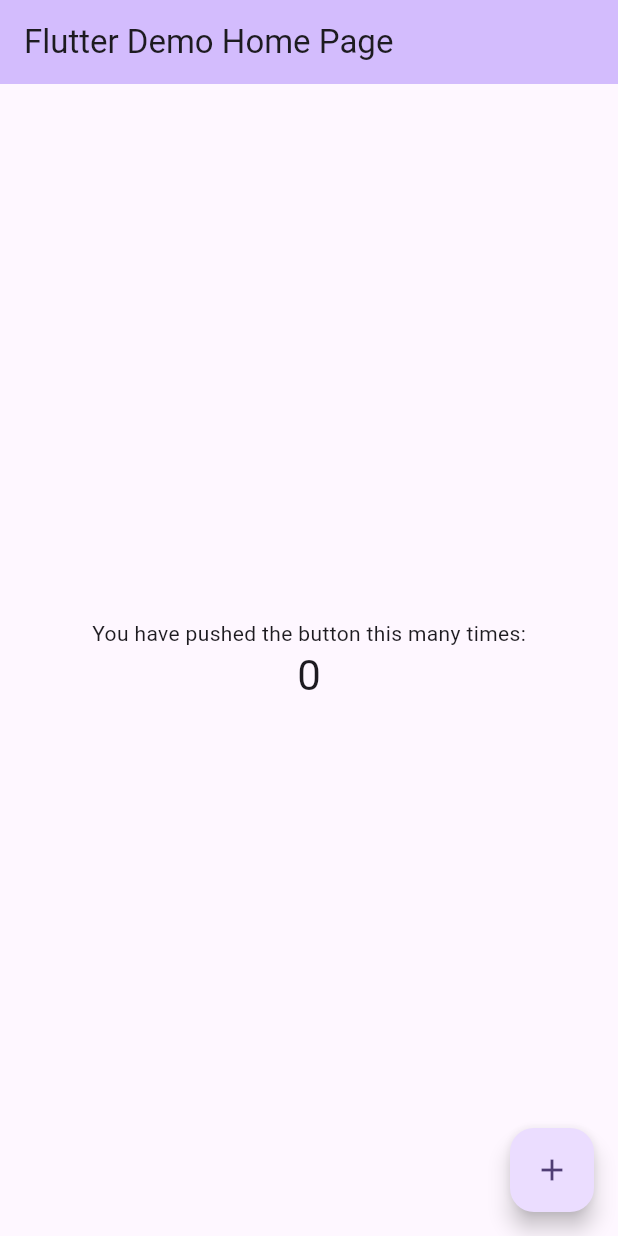
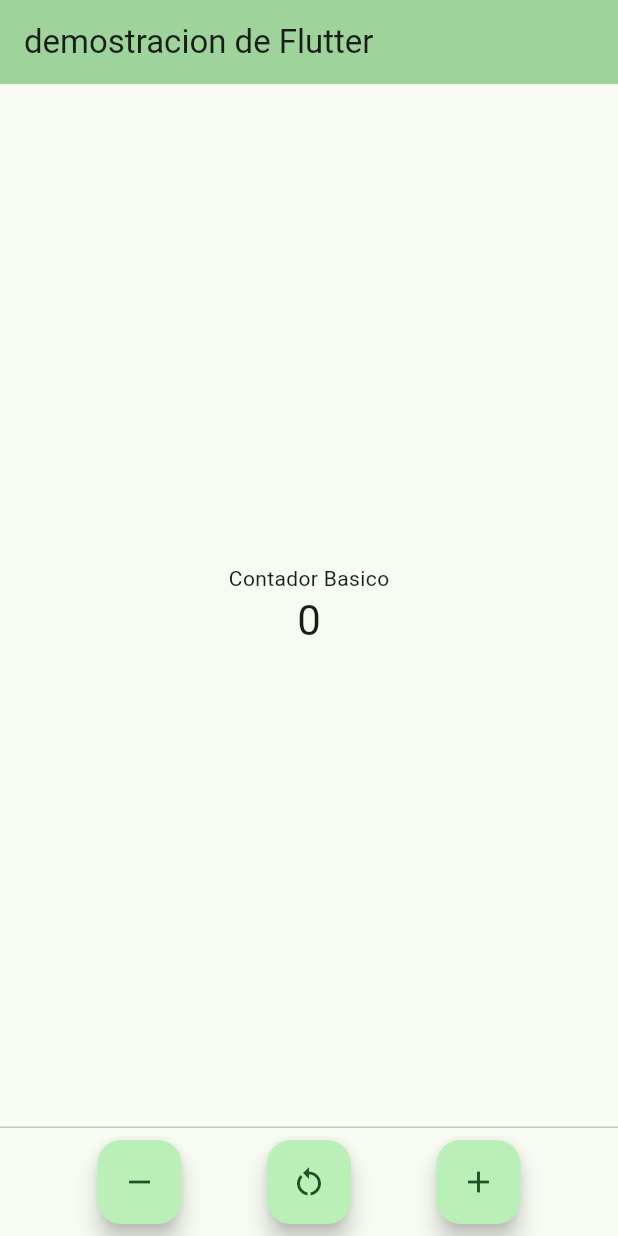
Before and after one commit to FrancoToro/3479A321_2019479023, a Flutter app: the screen it shows after launch, on a phone screen of 412 x 824 dp. Run offline on Flutter 3.47's test engine with Material 3 defaults, Android fonts, the phone set to English and light mode, and no system bars.

Commit message:
Cambio de color y de iconos

```diff
--- a/flutter_inicio/lib/main.dart
+++ b/flutter_inicio/lib/main.dart
@@ -11,43 +11,18 @@
   @override
   Widget build(BuildContext context) {
     return MaterialApp(
-      title: 'Flutter Demo',
+      title: 'Demostracion de Flutter',
       theme: ThemeData(
-        // This is the theme of your application.
-        //
-        // TRY THIS: Try running your application with "flutter run". You'll see
-        // the application has a purple toolbar. Then, without quitting the app,
-        // try changing the seedColor in the colorScheme below to Colors.green
-        // and then invoke "hot reload" (save your changes or press the "hot
-        // reload" button in a Flutter-supported IDE, or press "r" if you used
-        // the command line to start the app).
-        //
-        // Notice that the counter didn't reset back to zero; the application
-        // state is not lost during the reload. To reset the state, use hot
-        // restart instead.
-        //
-        // This works for code too, not just values: Most code changes can be
-        // tested with just a hot reload.
-        colorScheme: ColorScheme.fromSeed(seedColor: Colors.deepPurple),
+        colorScheme: ColorScheme.fromSeed(seedColor: const Color.fromARGB(255, 35, 196, 78)),
         useMaterial3: true,
       ),
-      home: const MyHomePage(title: 'Flutter Demo Home Page'),
+      home: const MyHomePage(title: 'demostracion de Flutter'),
     );
   }
 }
 
 class MyHomePage extends StatefulWidget {
   const MyHomePage({super.key, required this.title});
-
-  // This widget is the home page of your application. It is stateful, meaning
-  // that it has a State object (defined below) that contains fields that affect
-  // how it looks.
-
-  // This class is the configuration for the state. It holds the values (in this
-  // case the title) provided by the parent (in this case the App widget) and
-  // used by the build method of the State. Fields in a Widget subclass are
-  // always marked "final".
-
   final String title;
 
   @override
@@ -59,54 +34,34 @@
 
   void _incrementCounter() {
     setState(() {
-      // This call to setState tells the Flutter framework that something has
-      // changed in this State, which causes it to rerun the build method below
-      // so that the display can reflect the updated values. If we changed
-      // _counter without calling setState(), then the build method would not be
-      // called again, and so nothing would appear to happen.
       _counter++;
+    });
+  }
+  void _reduceCounter(){
+    setState(() {
+      _counter--;
+    });
+  }
+  void _resetCounter(){
+    setState(() {
+      _counter=0;
     });
   }
 
   @override
   Widget build(BuildContext context) {
-    // This method is rerun every time setState is called, for instance as done
-    // by the _incrementCounter method above.
-    //
-    // The Flutter framework has been optimized to make rerunning build methods
-    // fast, so that you can just rebuild anything that needs updating rather
-    // than having to individually change instances of widgets.
     return Scaffold(
       appBar: AppBar(
-        // TRY THIS: Try changing the color here to a specific color (to
-        // Colors.amber, perhaps?) and trigger a hot reload to see the AppBar
-        // change color while the other colors stay the same.
         backgroundColor: Theme.of(context).colorScheme.inversePrimary,
-        // Here we take the value from the MyHomePage object that was created by
-        // the App.build method, and use it to set our appbar title.
         title: Text(widget.title),
       ),
       body: Center(
-        // Center is a layout widget. It takes a single child and positions it
-        // in the middle of the parent.
         child: Column(
-          // Column is also a layout widget. It takes a list of children and
-          // arranges them vertically. By default, it sizes itself to fit its
-          // children horizontally, and tries to be as tall as its parent.
-          //
-          // Column has various properties to control how it sizes itself and
-          // how it positions its children. Here we use mainAxisAlignment to
-          // center the children vertically; the main axis here is the vertical
-          // axis because Columns are vertical (the cross axis would be
-          // horizontal).
-          //
-          // TRY THIS: Invoke "debug painting" (choose the "Toggle Debug Paint"
-          // action in the IDE, or press "p" in the console), to see the
-          // wireframe for each widget.
+
           mainAxisAlignment: MainAxisAlignment.center,
           children: <Widget>[
             const Text(
-              'You have pushed the button this many times:',
+              'Contador Basico',
             ),
             Text(
               '$_counter',
@@ -115,11 +70,32 @@
           ],
         ),
       ),
-      floatingActionButton: FloatingActionButton(
-        onPressed: _incrementCounter,
-        tooltip: 'Increment',
-        child: const Icon(Icons.add),
-      ), // This trailing comma makes auto-formatting nicer for build methods.
+    persistentFooterButtons: [
+        Row(
+          // Ordena los iconos en separación
+
+          mainAxisAlignment: MainAxisAlignment.spaceEvenly,
+          children: [
+            // Reducir contador
+            FloatingActionButton(
+                onPressed: _reduceCounter,
+                child: const Icon(Icons.remove),
+                tooltip: 'Menos'),
+
+            // Reiniciar Contador
+            FloatingActionButton(
+                onPressed: _resetCounter,
+                child: const Icon(Icons.restart_alt),
+                tooltip: 'Reiniciar'),
+
+            // Aumentar Contador
+            FloatingActionButton(
+                onPressed: _incrementCounter,
+                child: const Icon(Icons.add),
+                tooltip: 'Más'),
+          ],
+        )
+      ]
     );
   }
 }
```
